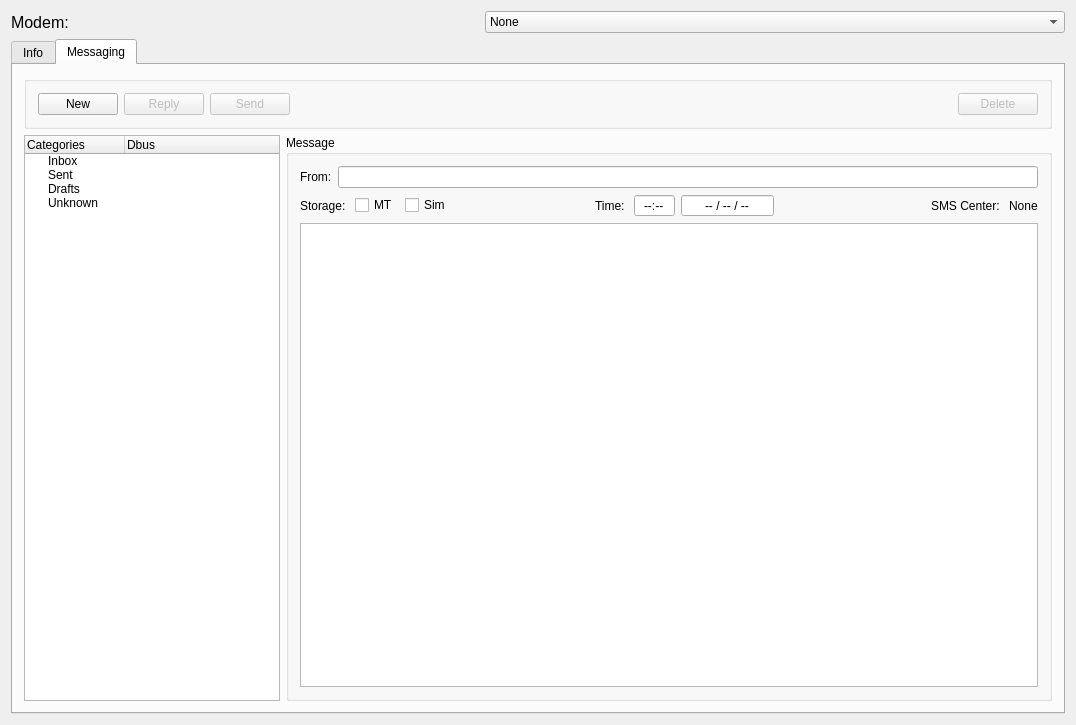
First picture: the form in mainwindow.ui, repository Antiquete/mmconneqt, before the edit.
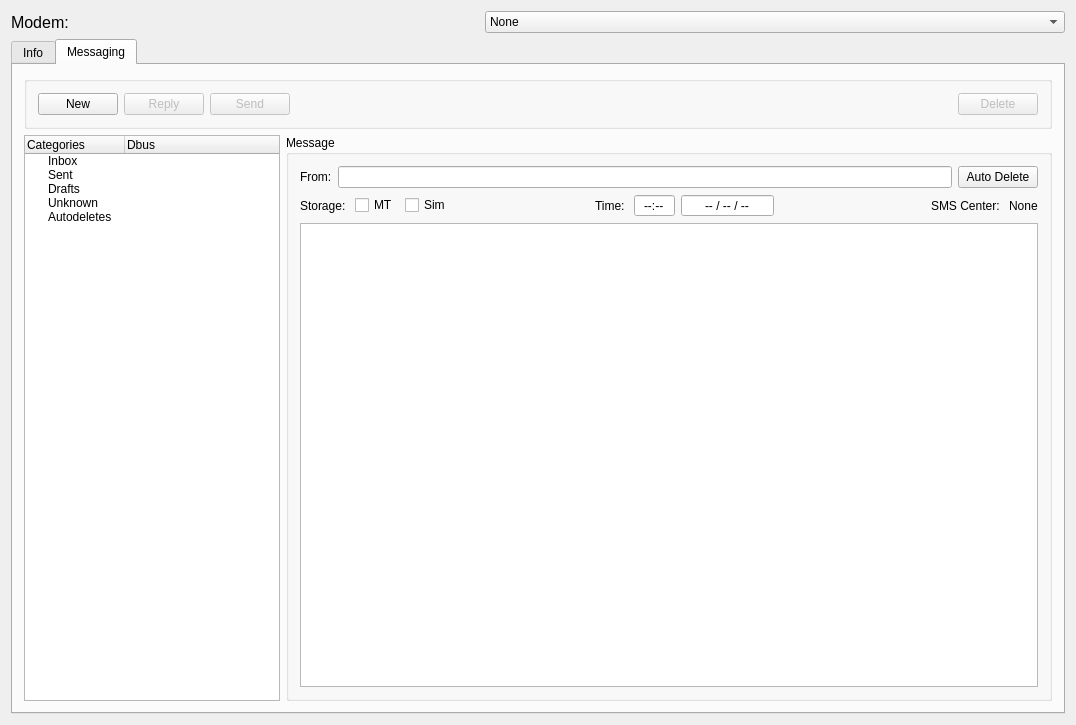
Second picture: the form after the edit. The open tabs and pages were chosen to show the change.

Commit message: Add sms autodelete support

What changed in the file:
```diff
--- a/mainwindow.ui
+++ b/mainwindow.ui
@@ -1454,6 +1454,11 @@
                   <string>Unknown</string>
                  </property>
                 </item>
+                <item>
+                 <property name="text">
+                  <string>Autodeletes</string>
+                 </property>
+                </item>
                </widget>
               </item>
               <item>
@@ -1480,6 +1485,19 @@
                        </property>
                       </widget>
                      </item>
+                     <item>
+                      <widget class="QPushButton" name="buttonAutoDelete">
+                       <property name="enabled">
+                        <bool>true</bool>
+                       </property>
+                       <property name="toolTip">
+                        <string>Auto delete messages from this number.</string>
+                       </property>
+                       <property name="text">
+                        <string>Auto Delete</string>
+                       </property>
+                      </widget>
+                     </item>
                     </layout>
                    </item>
                    <item>
```
The commit also changes 3 other files.
